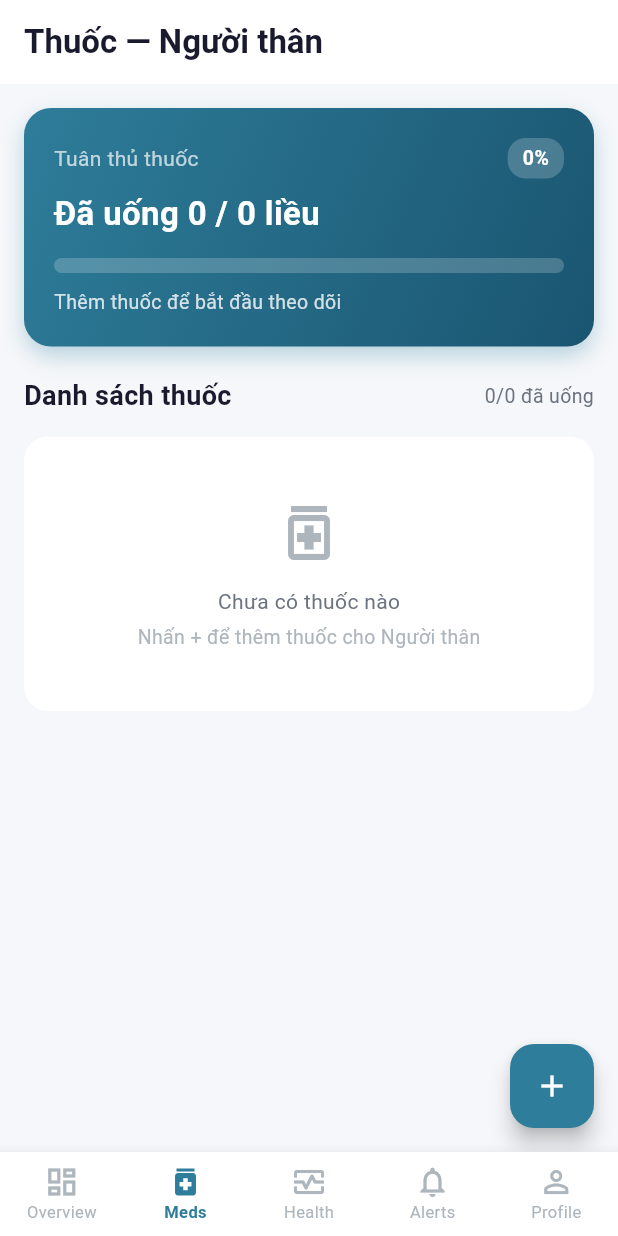
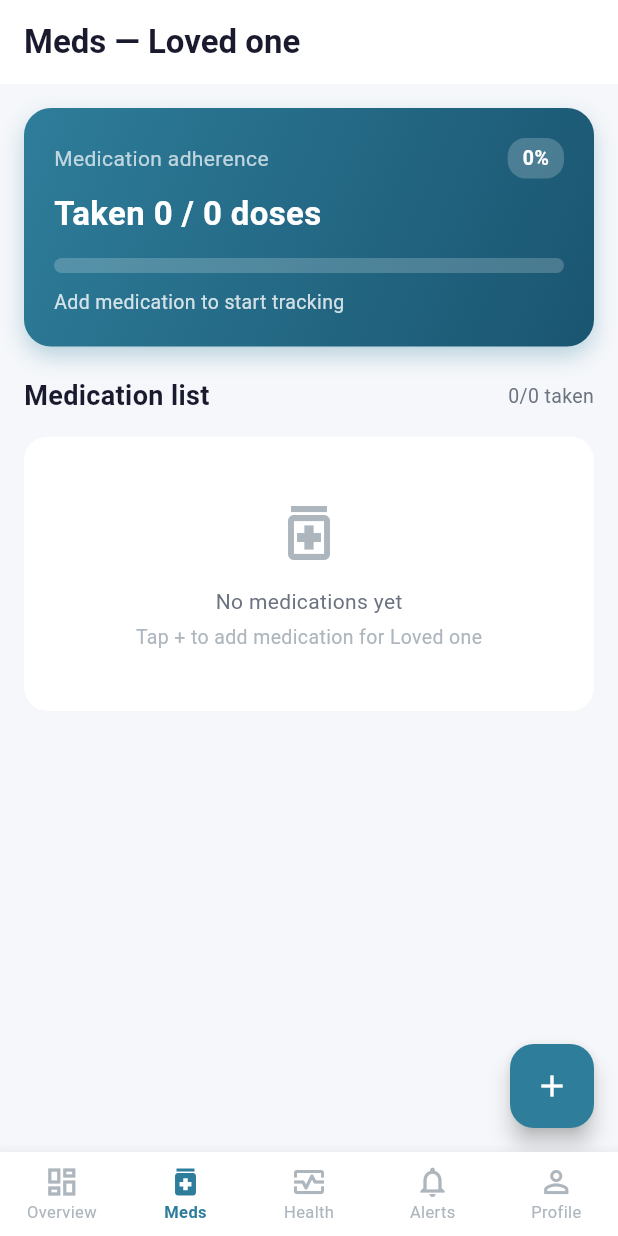
Before and after one commit to phanhhhhhhh/carenest-mobile, a Flutter app: the FamilyMedicationScreen screen opened by its route, on a phone screen of 412 x 824 dp. Run offline on Flutter 3.47's test engine with Material 3 defaults, Android fonts, the phone set to English and light mode, and no system bars; our stand-ins replace dio, firebase_auth, firebase_core, flutter_dotenv, flutter_riverpod, flutter_secure_storage and 3 more; accounts and stored records are empty; network calls fail; Roboto replaces fonts that are missing (Nunito).

Commit message:
i18n: translate family_medication_screen.dart to English

```diff
--- a/lib/features/family/presentation/screens/family_medication_screen.dart
+++ b/lib/features/family/presentation/screens/family_medication_screen.dart
@@ -14,16 +14,16 @@ class FamilyMedicationScreen extends ConsumerStatefulWidget {
 
 class _FamilyMedicationScreenState
     extends ConsumerState<FamilyMedicationScreen> {
-  static const _dayLabels = ['T2', 'T3', 'T4', 'T5', 'T6', 'T7', 'CN'];
+  static const _dayLabels = ['Mon', 'Tue', 'Wed', 'Thu', 'Fri', 'Sat', 'Sun'];
 
   void _showAddSheet({MedicationItem? existing}) {
     final dash = ref.read(familyDashboardProvider);
     final elderlyId = dash.data?.elderlyId;
-    final elderlyName = dash.data?.elderlyName ?? 'người thân';
+    final elderlyName = dash.data?.elderlyName ?? 'Loved one';
 
     if (elderlyId == null) {
       ScaffoldMessenger.of(context).showSnackBar(
-        const SnackBar(content: Text('Vui lòng liên kết người thân trước')),
+        const SnackBar(content: Text('Please link a family member first')),
       );
       return;
     }
@@ -70,8 +70,8 @@ class _FamilyMedicationScreenState
                 const SizedBox(height: 16),
                 Text(
                   isEdit
-                      ? 'Chỉnh sửa thuốc cho $elderlyName'
-                      : 'Thêm thuốc cho $elderlyName',
+                      ? 'Edit medication for $elderlyName'
+                      : 'Add medication for $elderlyName',
                   style: const TextStyle(
                       fontSize: 18,
                       fontWeight: FontWeight.bold,
@@ -81,7 +81,7 @@ class _FamilyMedicationScreenState
                 TextField(
                   controller: nameCtrl,
                   decoration: InputDecoration(
-                    labelText: 'Tên thuốc',
+                    labelText: 'Medication name',
                     border: OutlineInputBorder(
                         borderRadius: BorderRadius.circular(12)),
                     prefixIcon: const Icon(Icons.medication,
@@ -92,7 +92,7 @@ class _FamilyMedicationScreenState
                 TextField(
                   controller: dosageCtrl,
                   decoration: InputDecoration(
-                    labelText: 'Liều lượng',
+                    labelText: 'Dosage',
                     border: OutlineInputBorder(
                         borderRadius: BorderRadius.circular(12)),
                     prefixIcon:
@@ -106,7 +106,7 @@ class _FamilyMedicationScreenState
                     const Icon(Icons.access_time,
                         color: AppColors.primary, size: 20),
                     const SizedBox(width: 8),
-                    const Text('Giờ uống thuốc',
+                    const Text('Medication time',
                         style: TextStyle(
                             fontWeight: FontWeight.w600,
                             color: AppColors.textPrimary,
@@ -123,7 +123,7 @@ class _FamilyMedicationScreenState
                         }
                       },
                       icon: const Icon(Icons.add, size: 18),
-                      label: const Text('Thêm giờ'),
+                      label: const Text('Add time'),
                     ),
                   ],
                 ),
@@ -150,7 +150,7 @@ class _FamilyMedicationScreenState
                 ],
                 const SizedBox(height: 14),
                 // Day-of-week selector
-                const Text('Ngày trong tuần',
+                const Text('Days of week',
                     style: TextStyle(
                         fontWeight: FontWeight.w600,
                         color: AppColors.textPrimary,
@@ -200,7 +200,7 @@ class _FamilyMedicationScreenState
                 TextField(
                   controller: instructionsCtrl,
                   decoration: InputDecoration(
-                    labelText: 'Hướng dẫn (tùy chọn)',
+                    labelText: 'Instructions (optional)',
                     border: OutlineInputBorder(
                         borderRadius: BorderRadius.circular(12)),
                     prefixIcon: const Icon(Icons.info_outline,
@@ -258,7 +258,7 @@ class _FamilyMedicationScreenState
                         Navigator.pop(ctx);
                       }
                     },
-                    child: Text(isEdit ? 'Cập nhật' : 'Thêm thuốc',
+                    child: Text(isEdit ? 'Update' : 'Add medication',
                         style: const TextStyle(
                             fontSize: 16, fontWeight: FontWeight.w600)),
                   ),
@@ -277,12 +277,12 @@ class _FamilyMedicationScreenState
       builder: (ctx) => AlertDialog(
         shape:
             RoundedRectangleBorder(borderRadius: BorderRadius.circular(16)),
-        title: const Text('Xóa thuốc'),
-        content: Text('Bạn có chắc muốn xóa "${item.name}" không?'),
+        title: const Text('Delete medication'),
+        content: Text('Are you sure you want to delete "${item.name}"?'),
         actions: [
           TextButton(
             onPressed: () => Navigator.pop(ctx),
-            child: const Text('Hủy'),
+            child: const Text('Cancel'),
           ),
           ElevatedButton(
             style: ElevatedButton.styleFrom(
@@ -295,7 +295,7 @@ class _FamilyMedicationScreenState
                   .read(medicationsProvider.notifier)
                   .deleteMedication(item.id);
             },
-            child: const Text('Xóa'),
+            child: const Text('Delete'),
           ),
         ],
       ),
@@ -305,7 +305,7 @@ class _FamilyMedicationScreenState
   @override
   Widget build(BuildContext context) {
     final dash = ref.watch(familyDashboardProvider);
-    final elderlyName = dash.data?.elderlyName ?? 'Người thân';
+    final elderlyName = dash.data?.elderlyName ?? 'Loved one';
 
     final medState = ref.watch(medicationsProvider);
     final items = medState.items;
@@ -316,7 +316,7 @@ class _FamilyMedicationScreenState
     return Scaffold(
       backgroundColor: AppColors.background,
       appBar: AppBar(
-        title: Text('Thuốc — $elderlyName',
+        title: Text('Meds — $elderlyName',
             style: const TextStyle(
                 fontWeight: FontWeight.w700, color: AppColors.textPrimary)),
         backgroundColor: AppColors.surface,
@@ -333,12 +333,12 @@ class _FamilyMedicationScreenState
                 Row(
                   mainAxisAlignment: MainAxisAlignment.spaceBetween,
                   children: [
-                    const Text('Danh sách thuốc',
+                    const Text('Medication list',
                         style: TextStyle(
                             fontSize: 18,
                             fontWeight: FontWeight.w700,
                             color: AppColors.textPrimary)),
-                    Text('$taken/$total đã uống',
+                    Text('$taken/$total taken',
                         style: const TextStyle(
                             color: AppColors.textSecondary, fontSize: 13)),
                   ],
@@ -356,12 +356,12 @@ class _FamilyMedicationScreenState
                         const Icon(Icons.medication_outlined,
                             color: AppColors.textHint, size: 48),
                         const SizedBox(height: 12),
-                        const Text('Chưa có thuốc nào',
+                        const Text('No medications yet',
                             style: TextStyle(
                                 color: AppColors.textSecondary,
                                 fontSize: 14)),
                         const SizedBox(height: 4),
-                        Text('Nhấn + để thêm thuốc cho $elderlyName',
+                        Text('Tap + to add medication for $elderlyName',
                             style: const TextStyle(
                                 color: AppColors.textHint, fontSize: 13)),
                       ],
@@ -412,7 +412,7 @@ class _FamilyMedicationScreenState
           Row(
             mainAxisAlignment: MainAxisAlignment.spaceBetween,
             children: [
-              const Text('Tuân thủ thuốc',
+              const Text('Medication adherence',
                   style: TextStyle(color: Colors.white70, fontSize: 14)),
               Container(
                 padding:
@@ -431,7 +431,7 @@ class _FamilyMedicationScreenState
             ],
           ),
           const SizedBox(height: 8),
-          Text('Đã uống $taken / $total liều',
+          Text('Taken $taken / $total doses',
               style: const TextStyle(
                   color: Colors.white,
                   fontSize: 22,
@@ -450,10 +450,10 @@ class _FamilyMedicationScreenState
           const SizedBox(height: 10),
           Text(
             total == 0
-                ? 'Thêm thuốc để bắt đầu theo dõi'
+                ? 'Add medication to start tracking'
                 : taken == total
-                    ? '🎉 Đã uống đủ thuốc hôm nay!'
-                    : 'Còn ${total - taken} liều chưa uống',
+                    ? '🎉 All medications taken today!'
+                    : '${total - taken} doses remaining',
             style:
                 TextStyle(color: Colors.white.withOpacity(0.8), fontSize: 13),
           ),
```
